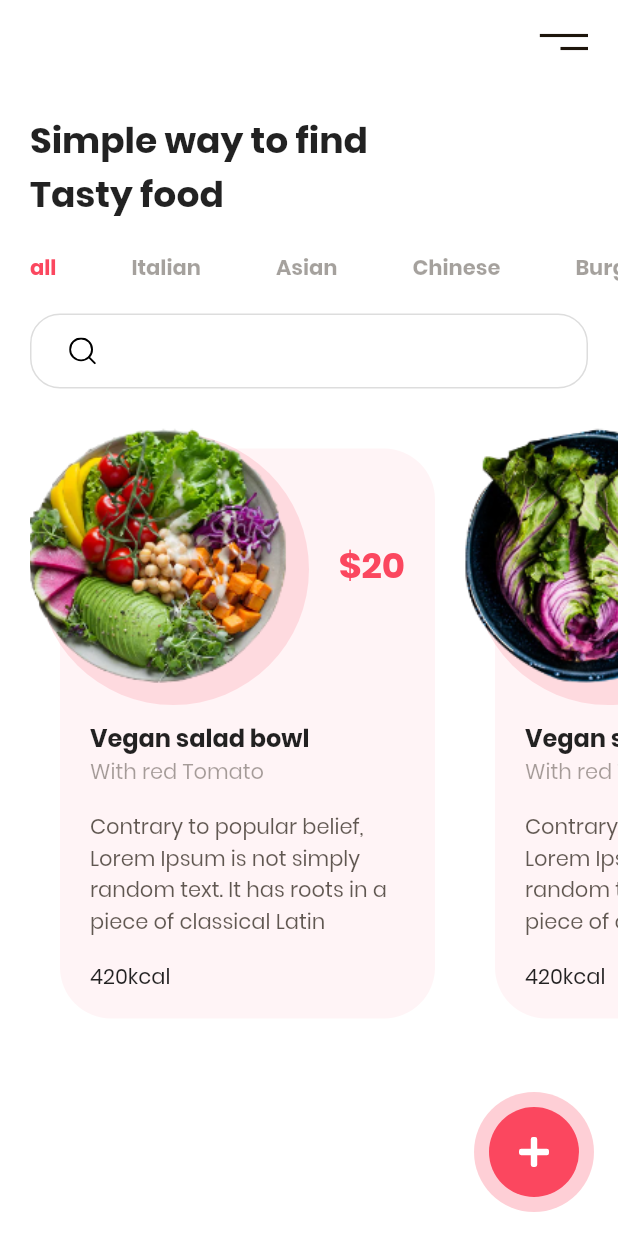
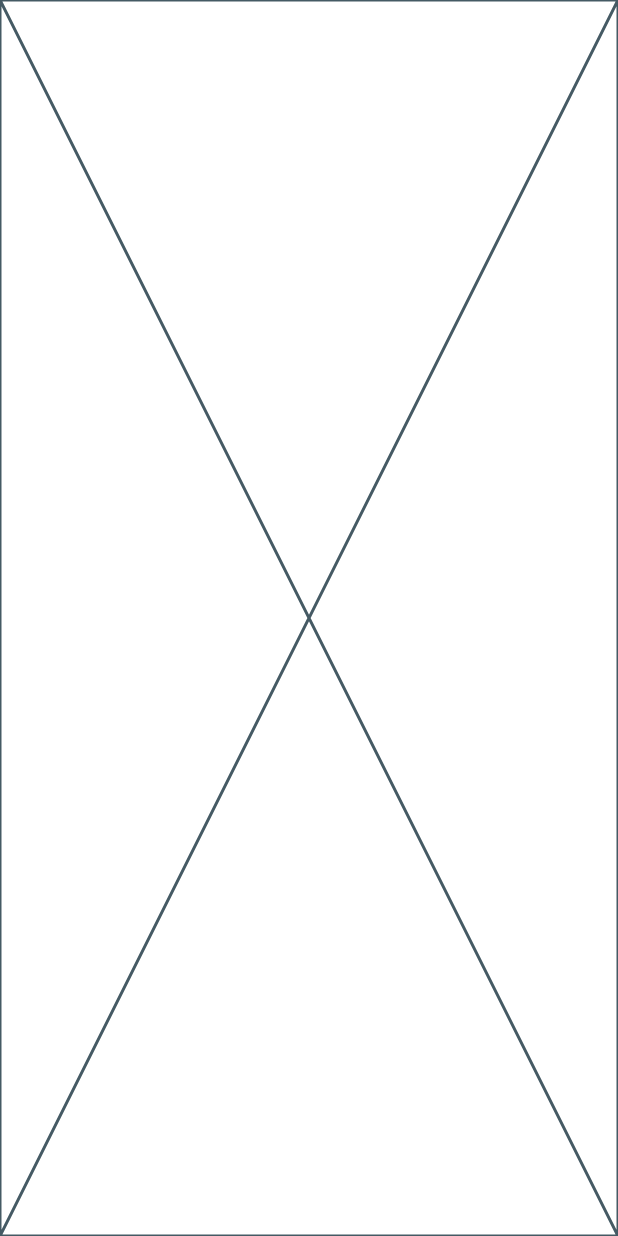
Before and after one commit to NomadHuns/flutter_food_app, a Flutter app: the screen it shows after launch, on a phone screen of 412 x 824 dp. Run offline on Flutter 3.47's test engine with Material 2 defaults, Android fonts, the phone set to English and light mode, and no system bars; our stand-ins replace flutter_svg.

Commit message:
상세 페이지 이동 구현중

```diff
--- a/lib/main.dart
+++ b/lib/main.dart
@@ -2,6 +2,7 @@ import 'package:flutter/material.dart';
 import 'package:flutter_svg/flutter_svg.dart';
 import 'package:food_app/common/constants.dart';
 import 'package:food_app/view/componunts/food_card.dart';
+import 'package:food_app/view/pages/detail_page.dart';
 import 'package:food_app/view/pages/home_page.dart';
 
 void main() {
--- a/lib/view/componunts/food_card.dart
+++ b/lib/view/componunts/food_card.dart
@@ -8,12 +8,15 @@ class FoodCard extends StatelessWidget {
   final String desc;
   final int calories;
   final int price;
+  final Function press;
 
-  const FoodCard({Key? key, required this.image, required this.title, required this.ingredient, required this.desc, this.calories = 0, this.price = 0}) : super(key: key);
+  const FoodCard({Key? key, required this.image, required this.title, required this.ingredient, required this.desc, this.calories = 0, this.price = 0, required this.press}) : super(key: key);
 
   @override
   Widget build(BuildContext context) {
-    return Container(
+    return GestureDetector(
+      onTap: press(),
+      child: Container(
         margin: EdgeInsets.only(left: 20),
         height: 400,
         width: 270,
@@ -101,6 +104,7 @@ class FoodCard extends StatelessWidget {
             )
           ],
         ),
+      ),
     );
   }
 }
--- /dev/null
+++ b/lib/view/pages/detail_page.dart
@@ -0,0 +1,10 @@
+import 'package:flutter/material.dart';
+
+class DetailPage extends StatelessWidget {
+  const DetailPage({Key? key}) : super(key: key);
+
+  @override
+  Widget build(BuildContext context) {
+    return const Placeholder();
+  }
+}
--- a/lib/view/pages/home_page.dart
+++ b/lib/view/pages/home_page.dart
@@ -3,6 +3,7 @@ import 'package:flutter_svg/flutter_svg.dart';
 import 'package:food_app/common/constants.dart';
 import 'package:food_app/view/componunts/category_tile.dart';
 import 'package:food_app/view/componunts/food_card.dart';
+import 'package:food_app/view/pages/detail_page.dart';
 
 class HomePage extends StatelessWidget {
   const HomePage({Key? key}) : super(key: key);
@@ -18,14 +19,14 @@ class HomePage extends StatelessWidget {
           _buildTitle(context),
           _buildCategoryScrollView(),
           _buildSearchBar(),
-          _buildFoodCardScrollView(),
+          _buildFoodCardScrollView(context),
         ],
       ),
     );
   }
 
-  Widget _buildFoodCardScrollView() {
-    return const SingleChildScrollView(
+  Widget _buildFoodCardScrollView(BuildContext context) {
+    return SingleChildScrollView(
       scrollDirection: Axis.horizontal,
       child: Row(
         children: [
@@ -39,6 +40,7 @@ class HomePage extends StatelessWidget {
             "Contrary to popular belief, Lorem Ipsum is not simply random text."
                 " It has roots in a piece of classical Latin literature from 45 BC,"
                 " making it over 2000 years old. ",
+            press: () {Navigator.push(context, MaterialPageRoute(builder: (context) => DetailPage(),));},
           ),
           FoodCard(
             image: "assets/images/image_2.png",
@@ -50,6 +52,7 @@ class HomePage extends StatelessWidget {
             "Contrary to popular belief, Lorem Ipsum is not simply random text."
                 " It has roots in a piece of classical Latin literature from 45 BC,"
                 " making it over 2000 years old. ",
+            press: () {Navigator.push(context, MaterialPageRoute(builder: (context) => DetailPage(),));},
           ),
         ],
       ),
@@ -92,7 +95,10 @@ class HomePage extends StatelessWidget {
       child: Text(
         'Simple way to find \n'
             'Tasty food',
-            style: Theme.of(context).textTheme.headlineSmall,
+        style: Theme
+            .of(context)
+            .textTheme
+            .headlineSmall,
       ),
     );
   }
```
Lines whose indentation alone changed are shown as unchanged.
